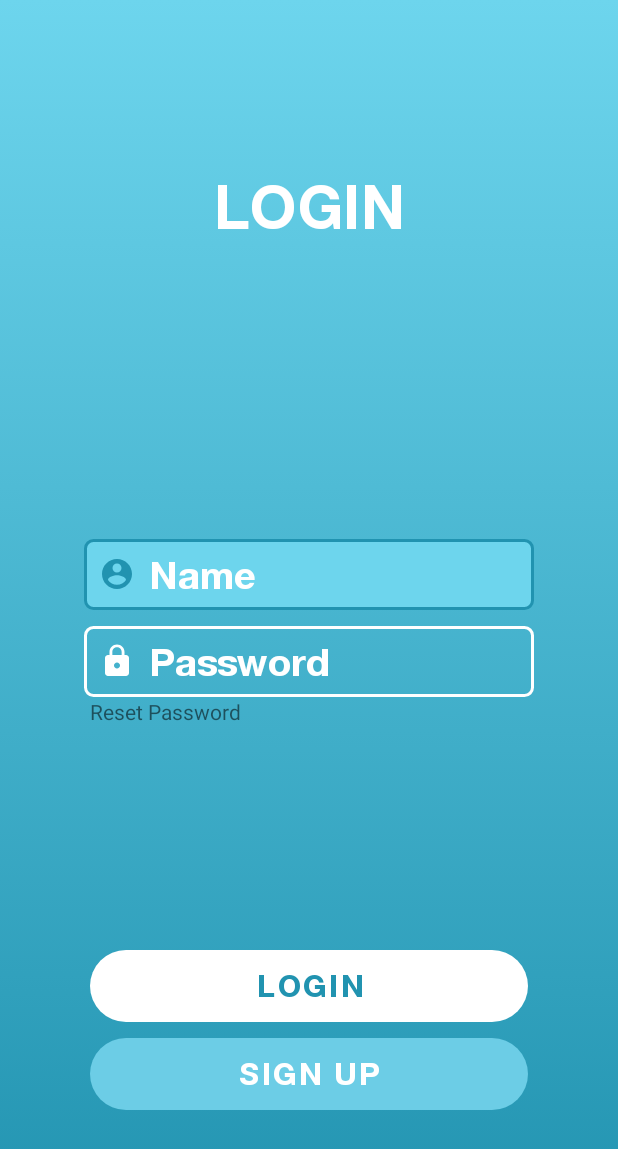
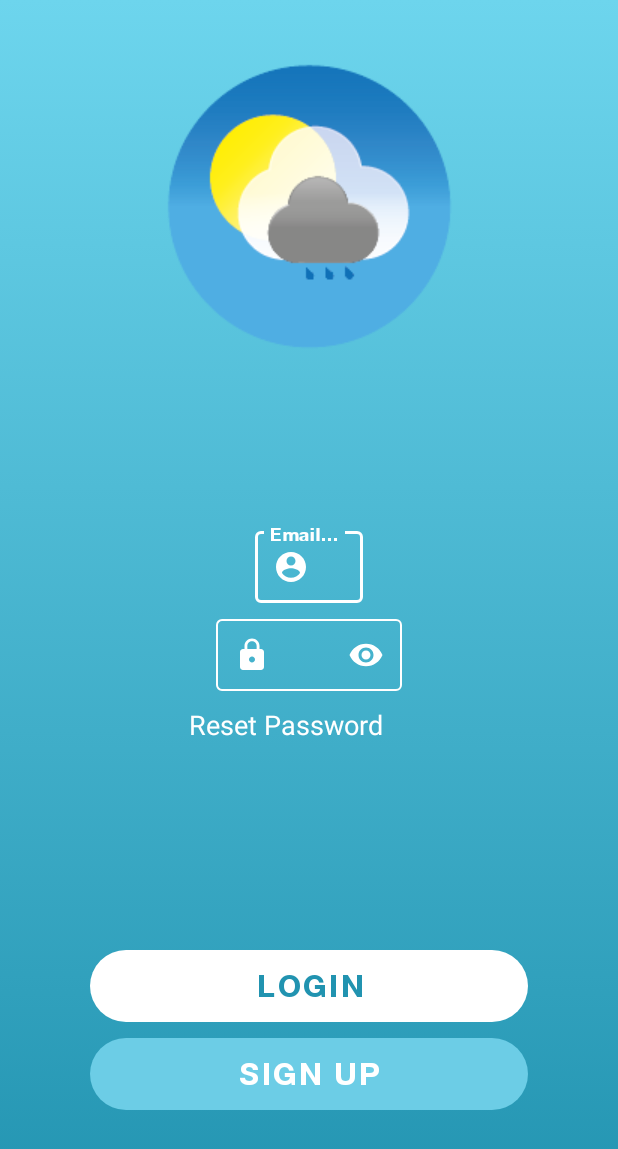
Before and after one commit to rsl081/Weathcare-app, an Android app: the screen it shows after launch (LoginActivity), on a phone screen of 412 x 824 dp. Shown: the top 1149 px of the screen. Run offline under Robolectric (Android 15) with nearby library versions, the phone set to English and light mode, and no system bars; our stand-ins replace Firebase (no records; nobody signed in at launch, a user with empty details on screens opened directly).

Commit message:
Polishing Login Page

```diff
--- a/app/src/main/AndroidManifest.xml
+++ b/app/src/main/AndroidManifest.xml
@@ -18,9 +18,11 @@
         <activity
             android:name=".SplashActivity"
             android:screenOrientation="portrait"
-            android:theme="@style/Theme.AppCompat.DayNight.NoActionBar"></activity>
+            android:theme="@style/Theme.AppCompat.DayNight.NoActionBar">
+        </activity>
         <activity android:name=".InternetActivity" />
-        <activity android:name=".signup.SignupActivity" />
+        <activity android:name=".signup.SignupActivity">
+        </activity>
         <activity android:name=".login.LoginActivity">
             <intent-filter>
                 <action android:name="android.intent.action.MAIN" />
--- a/app/src/main/java/com/example/weathcare/login/LoginActivity.java
+++ b/app/src/main/java/com/example/weathcare/login/LoginActivity.java
@@ -18,13 +18,14 @@ import com.example.weathcare.password.ResetPasswordActivity;
 import com.example.weathcare.signup.SignupActivity;
 import com.google.android.gms.tasks.OnCompleteListener;
 import com.google.android.gms.tasks.Task;
+import com.google.android.material.textfield.TextInputEditText;
 import com.google.firebase.auth.AuthResult;
 import com.google.firebase.auth.FirebaseAuth;
 import com.google.firebase.auth.FirebaseUser;
 
 public class LoginActivity extends AppCompatActivity implements View.OnClickListener {
 
-    private EditText etEmail, etPassword;
+    private TextInputEditText etEmail, etPassword;
     private String email, password;
     private Button btnLogin, btnSignUp;
 
--- a/app/src/main/java/com/example/weathcare/signup/SignupActivity.java
+++ b/app/src/main/java/com/example/weathcare/signup/SignupActivity.java
@@ -28,6 +28,7 @@ import com.example.weathcare.login.LoginActivity;
 import com.google.android.gms.tasks.OnCompleteListener;
 import com.google.android.gms.tasks.OnSuccessListener;
 import com.google.android.gms.tasks.Task;
+import com.google.android.material.textfield.TextInputEditText;
 import com.google.firebase.auth.AuthResult;
 import com.google.firebase.auth.FirebaseAuth;
 import com.google.firebase.auth.FirebaseUser;
@@ -45,7 +46,7 @@ public class SignupActivity extends AppCompatActivity implements View.OnClickLis
 {
 
     ImageView imageViewSignup;
-    private EditText etName, etEmail, etPassword, etConfirmPassword;
+    private TextInputEditText etName, etEmail, etPassword, etConfirmPassword;
     private String name, email, password, confirmpassord;
     private Button btnSignup;
 
--- a/app/src/main/res/layout/activity_login.xml
+++ b/app/src/main/res/layout/activity_login.xml
@@ -20,14 +20,12 @@
         android:gravity="center"
         android:layout_weight="1"
         android:weightSum="1">
-    <TextView
+    <ImageView
         android:id="@+id/textView3"
         android:layout_width="match_parent"
         android:layout_height="wrap_content"
-        android:text="LOGIN"
-        android:fontFamily="@font/helveticaneue_bold"
         android:gravity="center"
-        android:textColor="@color/white"
+        android:src="@drawable/logoapp"
         android:textSize="40sp"/>
     </LinearLayout>
     <LinearLayout
@@ -39,15 +37,21 @@
         android:orientation="vertical"
         android:weightSum="1">
 
-        <EditText
+        <com.google.android.material.textfield.TextInputLayout
+            style="@style/Widget.MaterialComponents.TextInputLayout.OutlinedBox"
+            android:layout_width="wrap_content"
+            android:layout_height="wrap_content"
+            android:textColorHint="@color/mtrl_textinput_default_box_stroke_color"
+            app:boxStrokeColor="@color/mtrl_textinput_default_box_stroke_color"
+            app:startIconDrawable="@drawable/va_user_focus"
+            app:startIconTint="@color/white">
+            <com.google.android.material.textfield.TextInputEditText
                 android:id="@+id/etEmailLogin"
                 android:layout_width="wrap_content"
                 android:layout_height="wrap_content"
-            android:background="@drawable/edit_text"
-            android:drawableLeft="@drawable/va_user_focus"
                 android:drawablePadding="10dp"
                 android:ems="10"
-            android:hint="Name"
+                android:hint="Email Address"
                 android:fontFamily="@font/helveticaneue_bold"
                 android:textColor="@color/white"
                 android:inputType="textPersonName"
@@ -58,34 +62,52 @@
                 android:textColorHint="@color/white"
                 android:textSize="25sp"
                 android:layout_marginBottom="5dp"/>
+        </com.google.android.material.textfield.TextInputLayout>
 
-        <EditText
+        <com.google.android.material.textfield.TextInputLayout
+            style="@style/Widget.MaterialComponents.TextInputLayout.OutlinedBox"
+            android:layout_width="wrap_content"
+            android:layout_height="wrap_content"
+            android:textColorHint="@color/mtrl_textinput_default_box_stroke_color"
+            app:boxStrokeColor="@color/mtrl_textinput_default_box_stroke_color"
+            app:endIconMode="password_toggle"
+            app:passwordToggleEnabled="true"
+            app:startIconDrawable="@drawable/va_pass_focus"
+            app:startIconTint="@color/white"
+            app:passwordToggleTint="@color/mtrl_textinput_default_box_stroke_color">
+
+            <com.google.android.material.textfield.TextInputEditText
                 android:id="@+id/etPasswordLogin"
                 android:layout_width="wrap_content"
                 android:layout_height="wrap_content"
-            android:background="@drawable/edit_text"
-            android:drawableLeft="@drawable/va_pass_focus"
+                android:layout_marginTop="5dp"
                 android:drawablePadding="10dp"
                 android:ems="10"
+                android:fontFamily="@font/helveticaneue_bold"
                 android:hint="Password"
-            android:fontFamily="@font/helveticaneue_bold"
-            android:textColor="@color/white"
                 android:inputType="textPassword"
                 android:paddingStart="10dp"
                 android:paddingTop="8dp"
                 android:paddingEnd="10dp"
                 android:paddingBottom="8dp"
+                android:textColor="@color/white"
                 android:textColorHint="@color/white"
-            android:textSize="25sp"
-            android:layout_marginTop="5dp"/>
+                android:textSize="25sp" />
+
+        </com.google.android.material.textfield.TextInputLayout>
 
         <TextView
             android:id="@+id/textView2"
             android:layout_width="match_parent"
             android:layout_height="wrap_content"
-            android:layout_marginLeft="40dp"
+            android:layout_marginTop="10dp"
             android:onClick="TvResetPasswordClick"
-            android:text="Reset Password" />
+            android:text="Reset Password"
+            android:textAlignment="center"
+            android:textColor="@color/white"
+            android:layout_marginRight="16dp"
+            android:textAppearance="@style/TextAppearance.AppCompat.Medium" />
+
     </LinearLayout>
 
     <LinearLayout
--- a/app/src/main/res/layout/activity_reset_password.xml
+++ b/app/src/main/res/layout/activity_reset_password.xml
@@ -53,7 +53,7 @@
                 android:layout_width="match_parent"
                 android:layout_height="wrap_content"
                 android:onClick="BtnResetPasswordClick"
-                android:text="Reset Button"
+                android:text="Reset Email Address"
                 android:background="@drawable/edit_button"
                 app:backgroundTint="@color/black"
                 android:textColor="@color/white"
@@ -68,8 +68,7 @@
             android:orientation="vertical"
             android:padding="14dp"
             android:visibility="gone"
-            tools:visibility="visible"
-            >
+            tools:visibility="visible">
 
 
             <TextView
--- a/app/src/main/res/values-night/themes.xml
+++ b/app/src/main/res/values-night/themes.xml
@@ -2,13 +2,13 @@
     <!-- Base application theme. -->
     <style name="Theme.Weathcare" parent="Theme.MaterialComponents.DayNight.NoActionBar">
         <!-- Primary brand color. -->
-        <item name="colorPrimary">@color/purple_200</item>
+        <item name="colorPrimary">@color/white</item>
         <item name="colorPrimaryVariant">@color/purple_700</item>
-        <item name="colorOnPrimary">@color/black</item>
+        <item name="colorOnPrimary">@color/white</item>
         <!-- Secondary brand color. -->
         <item name="colorSecondary">#42275a </item>
         <item name="colorSecondaryVariant">@color/teal_200</item>
-        <item name="colorOnSecondary">@color/black</item>
+        <item name="colorOnSecondary">@color/white</item>
         <!-- Status bar color. -->
         <item name="android:statusBarColor" tools:targetApi="l">?attr/colorPrimaryVariant</item>
         <!-- Customize your theme here. -->
--- a/app/src/main/res/values/colors.xml
+++ b/app/src/main/res/values/colors.xml
@@ -7,4 +7,5 @@
     <color name="teal_700">#FF018786</color>
     <color name="black">#FF000000</color>
     <color name="white">#FFFFFFFF</color>
+    <color  name="mtrl_textinput_default_box_stroke_color">#FFFFFFFF</color>
 </resources>
--- a/app/src/main/res/values/themes.xml
+++ b/app/src/main/res/values/themes.xml
@@ -2,13 +2,13 @@
     <!-- Base application theme. -->
     <style name="Theme.Weathcare" parent="Theme.MaterialComponents.DayNight.NoActionBar">
         <!-- Primary brand color. -->
-        <item name="colorPrimary">@color/purple_500</item>
+        <item name="colorPrimary">@color/white</item>
         <item name="colorPrimaryVariant">@color/purple_700</item>
         <item name="colorOnPrimary">@color/white</item>
         <!-- Secondary brand color. -->
         <item name="colorSecondary">#42275a </item>
         <item name="colorSecondaryVariant">@color/teal_700</item>
-        <item name="colorOnSecondary">@color/black</item>
+        <item name="colorOnSecondary">@color/white</item>
         <!-- Status bar color. -->
         <item name="android:statusBarColor" tools:targetApi="l">?attr/colorPrimaryVariant</item>
         <!-- Customize your theme here. -->
```
Also changed, not shown: app/src/main/res/layout/activity_signup.xml (+74 -33 lines). Lines whose indentation alone changed are shown as unchanged.
